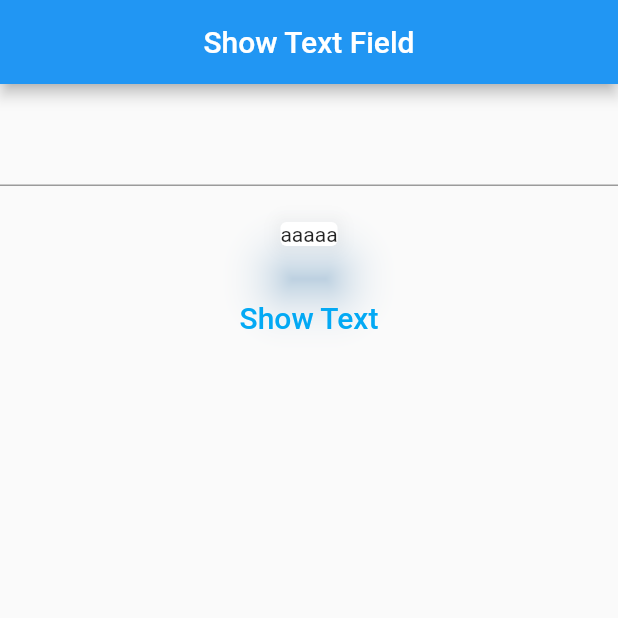
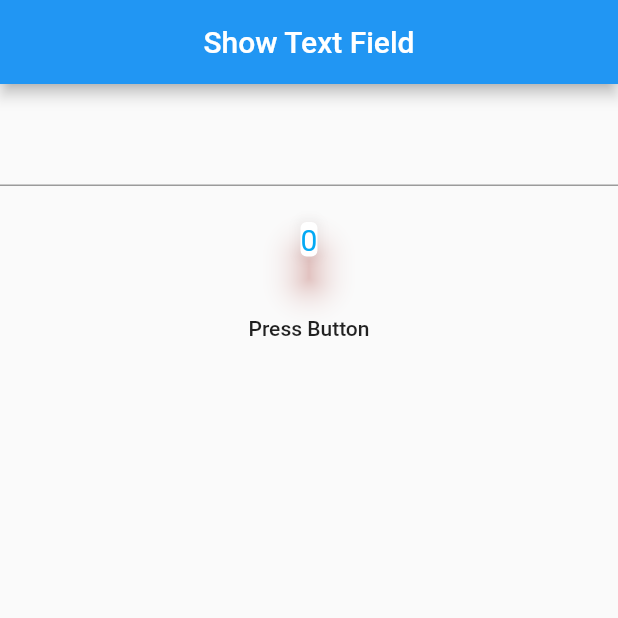
Before and after one commit to SediqeZangane/flutter_exercise, a Flutter app: the screen it shows after launch, on a phone screen of 412 x 824 dp, the top half of it. Run offline on Flutter 3.47's test engine with Material 2 defaults, Android fonts, the phone set to English and light mode, and no system bars; our stand-ins replace bloc, rxdart.

Commit message:
use StreamBuilder

```diff
--- a/lib/main.dart
+++ b/lib/main.dart
@@ -1,7 +1,7 @@
 import 'package:flutter/cupertino.dart';
 import 'package:flutter/material.dart';
 import 'package:flutter_exercise/SetState.dart';
-import 'package:flutter_exercise/bloc_mahdi.dart';
+import 'package:flutter_exercise/bloc_soul.dart';
 import 'package:flutter_exercise/useStreamBuilder.dart';
 
 import 'StatefulBuilder.dart';
--- a/lib/useStreamBuilder.dart
+++ b/lib/useStreamBuilder.dart
@@ -7,6 +7,8 @@ class ShowTextField extends StatefulWidget {
 }
 
 class _ShowTextFieldState extends State<ShowTextField> {
+  BLOC myBloc = BLOC();
+
   @override
   Widget build(BuildContext context) {
     return Scaffold(
@@ -17,20 +19,31 @@ class _ShowTextFieldState extends State<ShowTextField> {
       body: Column(
         children: [
           SizedBox(height: 20),
-          TextField(),
+          TextField(
+            controller: myBloc.textFieldController,
+          ),
           SizedBox(height: 20),
           Card(
-            child: Text("aaaaa"),
-            elevation: 15,
-            shadowColor: Colors.blue,
+            elevation: 10,
+            shadowColor: Colors.red,
+            child: StreamBuilder(
+              stream: myBloc.textController,
+              builder: (BuildContext context, AsyncSnapshot<String> snapshot) {
+                String text;
+                if (snapshot.hasData) {
+                  text = snapshot.data;
+                } else {
+                  text = '0';
+                }
+                return Text(text,
+                    style: TextStyle(fontSize: 20, color: Colors.lightBlue));
+              },
+            ),
+
           ),
           SizedBox(height: 20),
-          FlatButton(
-            onPressed: null,
-            child: Text(
-              "Show Text",
-              style: TextStyle(fontSize: 20, color: Colors.lightBlue),
-            ),
+          FlatButton(child:Text("Press Button"),
+          onPressed: myBloc.onButtonClick,
           ),
         ],
       ),
@@ -39,11 +52,13 @@ class _ShowTextFieldState extends State<ShowTextField> {
 }
 
 class BLOC {
-  BehaviorSubject<String> textFieldController = new BehaviorSubject<String>();
+  BehaviorSubject<String> textController = new BehaviorSubject<String>();
 
   void onButtonClick() {
-    String textfield = textFieldController.value ?? "nothing to show";
-    textFieldController.add(textfield);
+    // String text = textController.value ?? "nothing to show";
+    // textController.add(text);
+    textController.add(textFieldController.text);
+  }
 
-  }
+  TextEditingController textFieldController = TextEditingController();
 }
```
Also changed, not shown: lib/bloc_soul.dart (renamed from lib/bloc_mahdi.dart).
